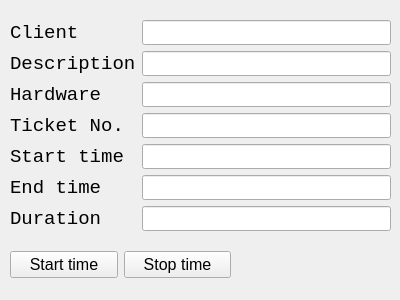
Old version of the form mainWindow.ui in the repository FrancoDuPlessis/ticket-timer.
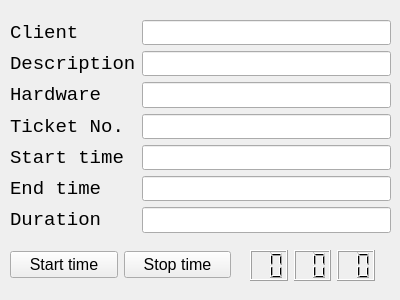
New version of the form.

Commit message: added lcd widgets

```diff
--- a/mainWindow.ui
+++ b/mainWindow.ui
@@ -13,13 +13,13 @@
   <property name="windowTitle">
    <string>Ticket Timer</string>
   </property>
-  <widget class="QWidget" name="">
+  <widget class="QWidget" name="layoutWidget">
    <property name="geometry">
     <rect>
      <x>10</x>
      <y>20</y>
      <width>381</width>
-     <height>211</height>
+     <height>213</height>
     </rect>
    </property>
    <layout class="QFormLayout" name="formLayout">
@@ -191,7 +191,7 @@
     </item>
    </layout>
   </widget>
-  <widget class="QWidget" name="">
+  <widget class="QWidget" name="layoutWidget">
    <property name="geometry">
     <rect>
      <x>10</x>
@@ -227,6 +227,84 @@
     </item>
    </layout>
   </widget>
+  <widget class="QWidget" name="">
+   <property name="geometry">
+    <rect>
+     <x>250</x>
+     <y>250</y>
+     <width>125</width>
+     <height>31</height>
+    </rect>
+   </property>
+   <layout class="QHBoxLayout" name="horizontalLayout_2">
+    <item>
+     <widget class="QLCDNumber" name="lcdHours">
+      <property name="font">
+       <font>
+        <pointsize>14</pointsize>
+       </font>
+      </property>
+      <property name="smallDecimalPoint">
+       <bool>false</bool>
+      </property>
+      <property name="digitCount">
+       <number>2</number>
+      </property>
+      <property name="segmentStyle">
+       <enum>QLCDNumber::Filled</enum>
+      </property>
+      <property name="value" stdset="0">
+       <double>0.000000000000000</double>
+      </property>
+      <property name="intValue" stdset="0">
+       <number>0</number>
+      </property>
+     </widget>
+    </item>
+    <item>
+     <widget class="QLCDNumber" name="lcdMinutes">
+      <property name="font">
+       <font>
+        <pointsize>14</pointsize>
+       </font>
+      </property>
+      <property name="smallDecimalPoint">
+       <bool>false</bool>
+      </property>
+      <property name="digitCount">
+       <number>2</number>
+      </property>
+      <property name="segmentStyle">
+       <enum>QLCDNumber::Filled</enum>
+      </property>
+      <property name="value" stdset="0">
+       <double>0.000000000000000</double>
+      </property>
+     </widget>
+    </item>
+    <item>
+     <widget class="QLCDNumber" name="lcdSeconds">
+      <property name="font">
+       <font>
+        <pointsize>14</pointsize>
+       </font>
+      </property>
+      <property name="smallDecimalPoint">
+       <bool>false</bool>
+      </property>
+      <property name="digitCount">
+       <number>2</number>
+      </property>
+      <property name="segmentStyle">
+       <enum>QLCDNumber::Filled</enum>
+      </property>
+      <property name="value" stdset="0">
+       <double>0.000000000000000</double>
+      </property>
+     </widget>
+    </item>
+   </layout>
+  </widget>
  </widget>
  <tabstops>
   <tabstop>txt_client</tabstop>
```
